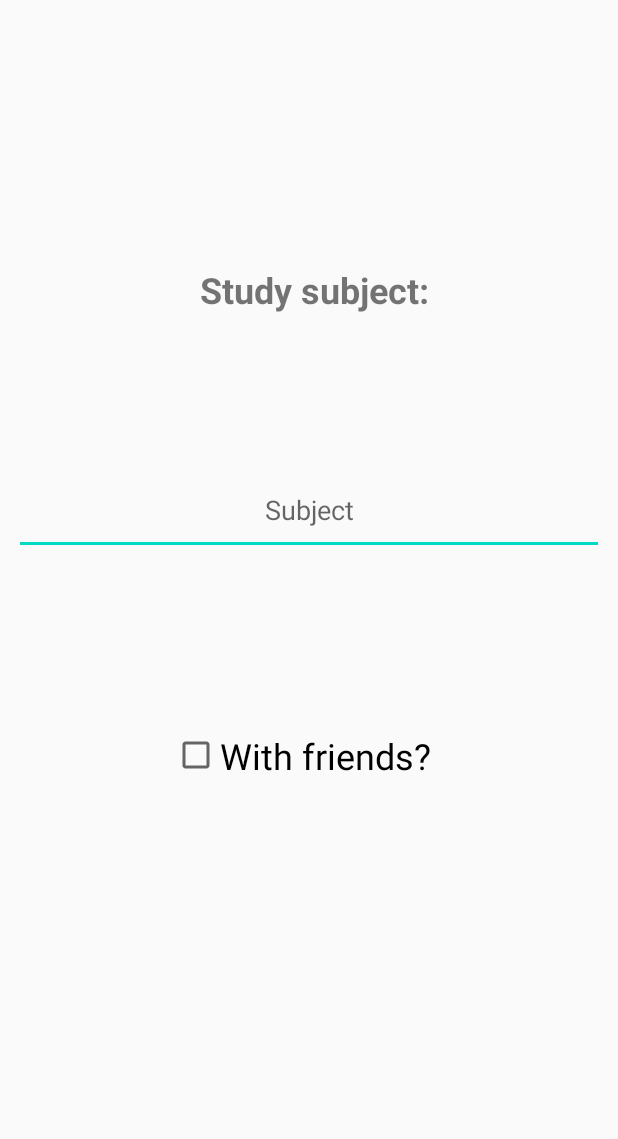
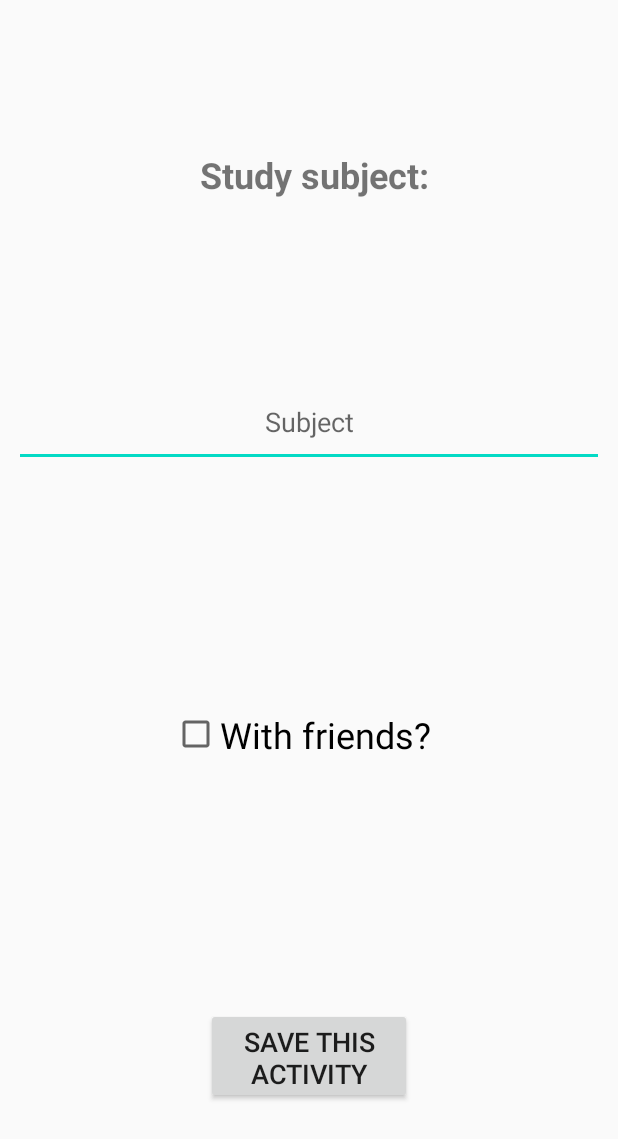
Before and after one commit to ilmari99/OlioHarkka, an Android app: the layout fragment_study.xml on its own in the app's theme, with its tools: preview values and no code run, on a phone screen of 412 x 824 dp. Shown: the top 1139 px of the screen. Run offline under Robolectric (Android 15) with nearby library versions, the phone set to English and light mode, and no system bars.

Commit message:
- Creation of Study object with correct information works when "Save this activity" button is pressed. Gotta now put it in every other activity class too.

```diff
--- a/app/src/main/java/com/example/olioht/DayClass.java
+++ b/app/src/main/java/com/example/olioht/DayClass.java
@@ -1,4 +1,6 @@
 package com.example.olioht;
+
+import java.util.ArrayList;
 
 public class DayClass extends DayScreen{
 
@@ -11,7 +13,7 @@ public class DayClass extends DayScreen{
     private String date;
     private int sleepTime, socialTime, dayRating;
     private Boolean newExperience, newPeople, exercise;
-    ActivityClass[] doneActivities;
+    ArrayList<ActivityClass> doneActivities;
 
     public DayClass(String date, int sleepTime, int socialTime, int dayRating, Boolean experience, Boolean people, Boolean exercise) {
         this.date = date;
@@ -21,6 +23,6 @@ public class DayClass extends DayScreen{
         this.newExperience = experience;
         this.newPeople = people;
         this.exercise = exercise;
-        doneActivities = new ActivityClass[9];     // Maximum of 10 activities a day
+        doneActivities = new ArrayList<>();
     }
 }
--- a/app/src/main/res/layout/fragment_study.xml
+++ b/app/src/main/res/layout/fragment_study.xml
@@ -20,7 +20,7 @@
         app:layout_constraintHorizontal_bias="0.516"
         app:layout_constraintStart_toStartOf="parent"
         app:layout_constraintTop_toTopOf="parent"
-        app:layout_constraintVertical_bias="0.214" />
+        app:layout_constraintVertical_bias="0.113" />
 
     <EditText
         android:id="@+id/subjectInput"
@@ -35,7 +35,7 @@
         app:layout_constraintEnd_toEndOf="parent"
         app:layout_constraintStart_toStartOf="parent"
         app:layout_constraintTop_toTopOf="parent"
-        app:layout_constraintVertical_bias="0.406" />
+        app:layout_constraintVertical_bias="0.329" />
 
     <CheckBox
         android:id="@+id/withFriendsCheck"
@@ -47,6 +47,18 @@
         app:layout_constraintEnd_toEndOf="parent"
         app:layout_constraintStart_toStartOf="parent"
         app:layout_constraintTop_toTopOf="parent"
-        app:layout_constraintVertical_bias="0.615" />
+        app:layout_constraintVertical_bias="0.597" />
+
+    <Button
+        android:id="@+id/saveActivityButton"
+        android:layout_width="137dp"
+        android:layout_height="64dp"
+        android:text="@string/saveActivityToList"
+        android:textSize="18sp"
+        app:layout_constraintBottom_toBottomOf="parent"
+        app:layout_constraintEnd_toEndOf="parent"
+        app:layout_constraintStart_toStartOf="parent"
+        app:layout_constraintTop_toTopOf="parent"
+        app:layout_constraintVertical_bias="0.884" />
 
 </androidx.constraintlayout.widget.ConstraintLayout>
--- a/app/src/main/res/values/strings.xml
+++ b/app/src/main/res/values/strings.xml
@@ -33,6 +33,7 @@
     <string name="friendText">Number of friends:</string>
     <string name="friendInput">Amount</string>
     <string name="friendsText">What did you do with friends?</string>
+    <string name="saveActivityToList">Save this activity</string>
 
 
     <string-array name="activities">
```
Also changed, not shown: app/src/main/java/com/example/olioht/ActivityScreen.java (+13 -2 lines), app/src/main/java/com/example/olioht/StudyFragment.java (+22 -7 lines).
